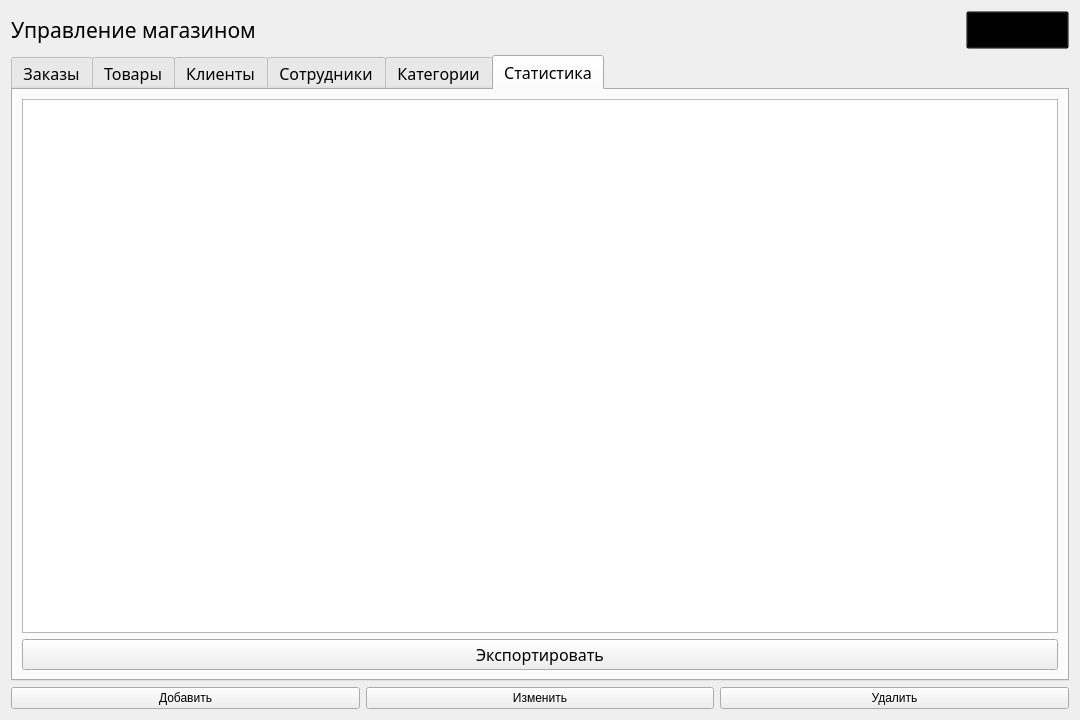
Old version of the form admin_panel.ui in the repository lirthu/kursach.
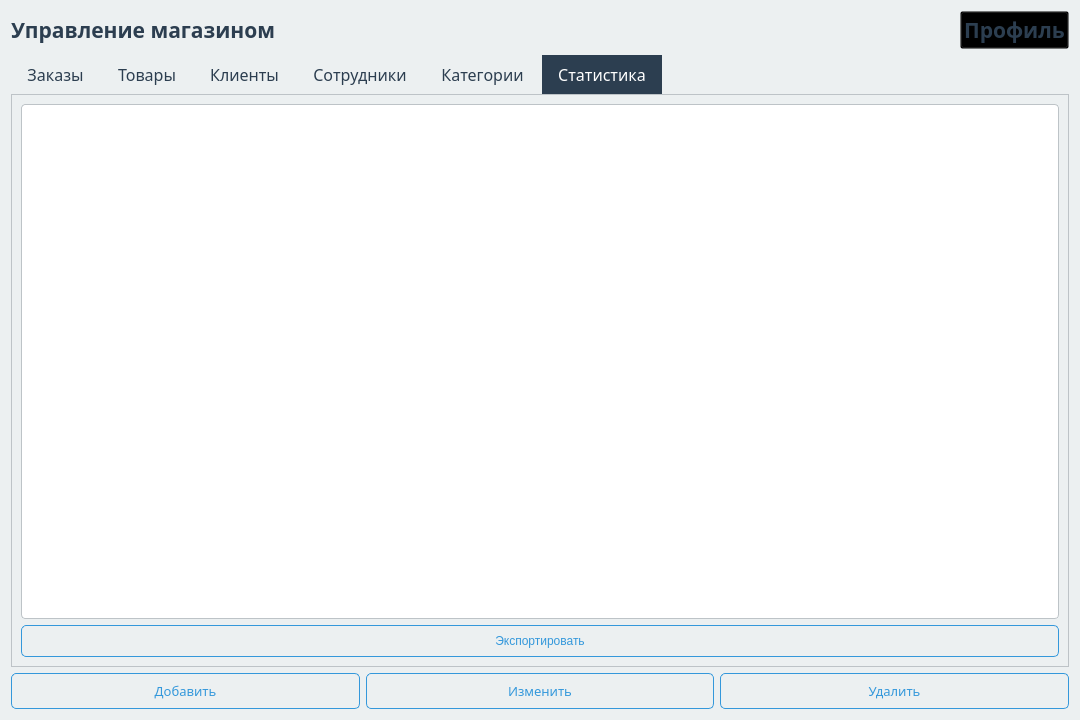
New version of the form.

```diff
--- a/admin_panel.ui
+++ b/admin_panel.ui
@@ -13,6 +13,9 @@
   <property name="windowTitle">
    <string>Панель управления</string>
   </property>
+  <property name="styleSheet">
+   <string notr="true">background-color: #ECF0F1;</string>
+  </property>
   <layout class="QVBoxLayout" name="verticalLayout">
    <item>
     <layout class="QHBoxLayout" name="horizontalLayout">
@@ -22,11 +25,17 @@
         <font>
          <family>Segoe Print</family>
          <pointsize>16</pointsize>
+         <weight>75</weight>
+         <bold>true</bold>
         </font>
        </property>
        <property name="cursor">
         <cursorShape>ArrowCursor</cursorShape>
        </property>
+       <property name="styleSheet">
+        <string notr="true">color: #2C3E50; 
+</string>
+       </property>
        <property name="text">
         <string>Управление магазином</string>
        </property>
@@ -51,10 +60,13 @@
         <font>
          <family>Segoe Print</family>
          <pointsize>16</pointsize>
+         <weight>75</weight>
+         <bold>true</bold>
         </font>
        </property>
        <property name="styleSheet">
-        <string notr="true">background-color: transparent</string>
+        <string notr="true">color: #2C3E50; 
+background-color: transparent</string>
        </property>
        <property name="text">
         <string>Профиль</string>
@@ -72,7 +84,20 @@
       </font>
      </property>
      <property name="styleSheet">
-      <string notr="true">font: 12pt &quot;Segoe Print&quot;;
+      <string notr="true">QTabWidget::pane {
+    border: 1px solid #BDC3C7;
+    background-color: white;
+}
+QTabBar::tab {
+    background-color: #ECF0F1;
+    color: #2C3E50;
+    padding: 8px 16px;
+    margin-right: 2px;
+}
+QTabBar::tab:selected {
+    background-color: #2C3E50;
+    color: white;
+}
 </string>
      </property>
      <property name="currentIndex">
@@ -134,10 +159,38 @@
       </attribute>
       <layout class="QGridLayout" name="gridLayout">
        <item row="0" column="0">
-        <widget class="QTableWidget" name="tableWidget_3"/>
+        <widget class="QTableWidget" name="tableWidget_3">
+         <property name="styleSheet">
+          <string notr="true">QTableWidget {
+    background-color: white;
+    border: 1px solid #BDC3C7;
+    border-radius: 4px;
+    gridline-color: #ECF0F1;
+}
+QHeaderView::section {
+    background-color: #2C3E50;
+    color: white;
+    padding: 6px;
+    border: none;
+}</string>
+         </property>
+        </widget>
        </item>
        <item row="1" column="0">
         <widget class="QPushButton" name="pushButton_5">
+         <property name="styleSheet">
+          <string notr="true">QPushButton {
+    background-color: transparent;
+    color: #3498DB;
+    border: 1px solid #3498DB;
+    padding: 8px 16px;
+    border-radius: 5px;
+}
+QPushButton:hover {
+    background-color: #3498DB;
+    color: white;
+}</string>
+         </property>
          <property name="text">
           <string>Экспортировать</string>
          </property>
@@ -151,6 +204,25 @@
     <layout class="QHBoxLayout" name="horizontalLayout_2">
      <item>
       <widget class="QPushButton" name="pushButton_2">
+       <property name="font">
+        <font>
+         <family>Segoe Print</family>
+         <pointsize>10</pointsize>
+        </font>
+       </property>
+       <property name="styleSheet">
+        <string notr="true">QPushButton {
+    background-color: transparent;
+    color: #3498DB;
+    border: 1px solid #3498DB;
+    padding: 8px 16px;
+    border-radius: 5px;
+}
+QPushButton:hover {
+    background-color: #3498DB;
+    color: white;
+}</string>
+       </property>
        <property name="text">
         <string>Добавить</string>
        </property>
@@ -158,6 +230,25 @@
      </item>
      <item>
       <widget class="QPushButton" name="pushButton_4">
+       <property name="font">
+        <font>
+         <family>Segoe Print</family>
+         <pointsize>10</pointsize>
+        </font>
+       </property>
+       <property name="styleSheet">
+        <string notr="true">QPushButton {
+    background-color: transparent;
+    color: #3498DB;
+    border: 1px solid #3498DB;
+    padding: 8px 16px;
+    border-radius: 5px;
+}
+QPushButton:hover {
+    background-color: #3498DB;
+    color: white;
+}</string>
+       </property>
        <property name="text">
         <string>Изменить</string>
        </property>
@@ -165,6 +256,25 @@
      </item>
      <item>
       <widget class="QPushButton" name="pushButton_3">
+       <property name="font">
+        <font>
+         <family>Segoe Print</family>
+         <pointsize>10</pointsize>
+        </font>
+       </property>
+       <property name="styleSheet">
+        <string notr="true">QPushButton {
+    background-color: transparent;
+    color: #3498DB;
+    border: 1px solid #3498DB;
+    padding: 8px 16px;
+    border-radius: 5px;
+}
+QPushButton:hover {
+    background-color: #3498DB;
+    color: white;
+}</string>
+       </property>
        <property name="text">
         <string>Удалить</string>
        </property>
```
